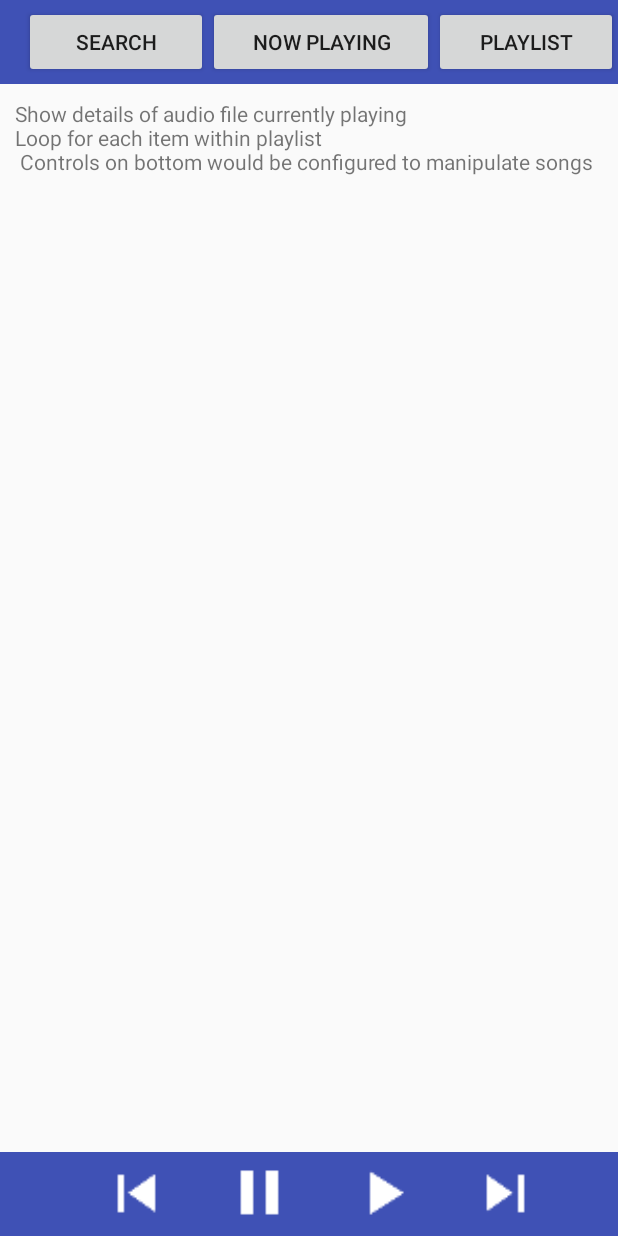
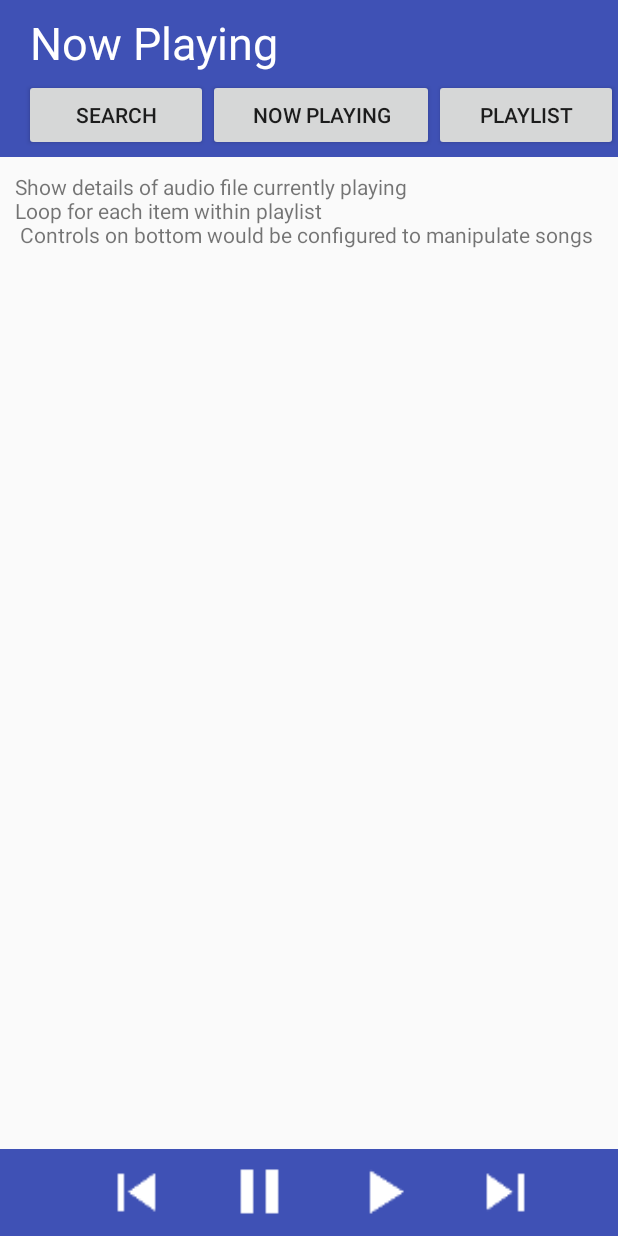
Before and after one commit to carlosgilsaenz/SimplyMusic, an Android app: the screen it shows after launch (MainActivity), on a phone screen of 412 x 824 dp. Run offline under Robolectric (Android 15) with nearby library versions, the phone set to English and light mode, and no system bars; our stand-ins replace ButterKnife.

Commit message:
1.1 add textview for label

```diff
--- a/app/src/main/java/com/example/android/simplymusic/MainActivity.java
+++ b/app/src/main/java/com/example/android/simplymusic/MainActivity.java
@@ -43,7 +43,7 @@ public class MainActivity extends AppCompatActivity {
         nowPlayingButton.setOnClickListener(new View.OnClickListener() {
             @Override
             public void onClick(View view) {
-                Toast.makeText(MainActivity.this,R.string.toast_default, Toast.LENGTH_SHORT).show();
+                Toast.makeText(MainActivity.this, R.string.toast_default, Toast.LENGTH_SHORT).show();
             }
         });
 
--- a/app/src/main/java/com/example/android/simplymusic/PlaylistActivity.java
+++ b/app/src/main/java/com/example/android/simplymusic/PlaylistActivity.java
@@ -51,7 +51,7 @@ public class PlaylistActivity extends AppCompatActivity {
         playlistButton.setOnClickListener(new View.OnClickListener() {
             @Override
             public void onClick(View view) {
-                Toast.makeText(PlaylistActivity.this,R.string.toast_default, Toast.LENGTH_SHORT).show();
+                Toast.makeText(PlaylistActivity.this, R.string.toast_default, Toast.LENGTH_SHORT).show();
             }
         });
     }
--- a/app/src/main/java/com/example/android/simplymusic/SearchActivity.java
+++ b/app/src/main/java/com/example/android/simplymusic/SearchActivity.java
@@ -35,7 +35,7 @@ public class SearchActivity extends AppCompatActivity {
         searchButton.setOnClickListener(new View.OnClickListener() {
             @Override
             public void onClick(View view) {
-                Toast.makeText(SearchActivity.this,R.string.toast_default, Toast.LENGTH_SHORT).show();
+                Toast.makeText(SearchActivity.this, R.string.toast_default, Toast.LENGTH_SHORT).show();
             }
         });
 
--- a/app/src/main/res/layout/main_activity.xml
+++ b/app/src/main/res/layout/main_activity.xml
@@ -7,8 +7,16 @@
 
     <android.support.v7.widget.Toolbar
         android:id="@+id/toolbar_top"
-        style="@style/toolbar"
-        android:layout_height="wrap_content">
+        style="@style/toolbar">
+
+        <LinearLayout
+            android:layout_width="match_parent"
+            android:layout_height="wrap_content"
+            android:orientation="vertical">
+
+            <TextView
+                style="@style/toolbar_title"
+                android:text="@string/nowPlaying_title" />
 
             <LinearLayout style="@style/toolbar_linear_layout">
 
@@ -29,6 +37,8 @@
 
             </LinearLayout>
 
+        </LinearLayout>
+
     </android.support.v7.widget.Toolbar>
 
     <TextView
@@ -38,7 +48,6 @@
     <android.support.v7.widget.Toolbar
         android:id="@+id/toolbar_bottom"
         style="@style/toolbar"
-        android:layout_height="?attr/actionBarSize"
         android:layout_alignParentBottom="true">
 
         <LinearLayout style="@style/toolbar_linear_layout">
--- a/app/src/main/res/values/colors.xml
+++ b/app/src/main/res/values/colors.xml
@@ -4,6 +4,5 @@
     <color name="colorPrimaryDark">#303F9F</color>
     <color name="colorAccent">#FF4081</color>
 
-    <color name="toolbar_top_background">@android:color/white</color>
-    <color name="searchbar_text">@android:color/black</color>
+    <color name="toolbar_title">@android:color/white</color>
 </resources>
--- a/app/src/main/res/values/dimens.xml
+++ b/app/src/main/res/values/dimens.xml
@@ -3,4 +3,5 @@
     <dimen name="activity_horizontal_margin">16dp</dimen>
     <dimen name="activity_vertical_margin">16dp</dimen>
 
+    <dimen name="title_font_size">30sp</dimen>
 </resources>
--- a/app/src/main/res/values/styles.xml
+++ b/app/src/main/res/values/styles.xml
@@ -1,19 +1,27 @@
 <resources>
 
     <!-- Base application theme. -->
-    <style name="AppTheme" parent="Theme.AppCompat.Light.DarkActionBar">
+    <style name="AppTheme" parent="Theme.AppCompat.Light.NoActionBar">
         <!-- Customize your theme here. -->
         <item name="colorPrimary">@color/colorPrimary</item>
         <item name="colorPrimaryDark">@color/colorPrimaryDark</item>
         <item name="colorAccent">@color/colorAccent</item>
-        <item name="windowActionBar">false</item>
-        <item name="windowNoTitle">true</item>
     </style>
 
     <!-- Toolbar styles  -->
     <style name="toolbar">
         <item name="android:layout_width">match_parent</item>
+        <item name="android:layout_height">wrap_content</item>
         <item name="android:background">@color/colorPrimary</item>
+        <item name="android:padding">4dp</item>
+    </style>
+
+    <style name="toolbar_title">
+        <item name="android:layout_width">match_parent</item>
+        <item name="android:layout_height">wrap_content</item>
+        <item name="android:padding">4dp</item>
+        <item name="android:textColor">@color/toolbar_title</item>
+        <item name="android:textSize">@dimen/title_font_size</item>
     </style>
 
     <style name="toolbar_linear_layout">
```
Also changed, not shown: app/src/main/res/layout/activity_playlist.xml (+12 -3 lines), app/src/main/res/layout/activity_search.xml (+12 -3 lines). Lines whose indentation alone changed are shown as unchanged.
